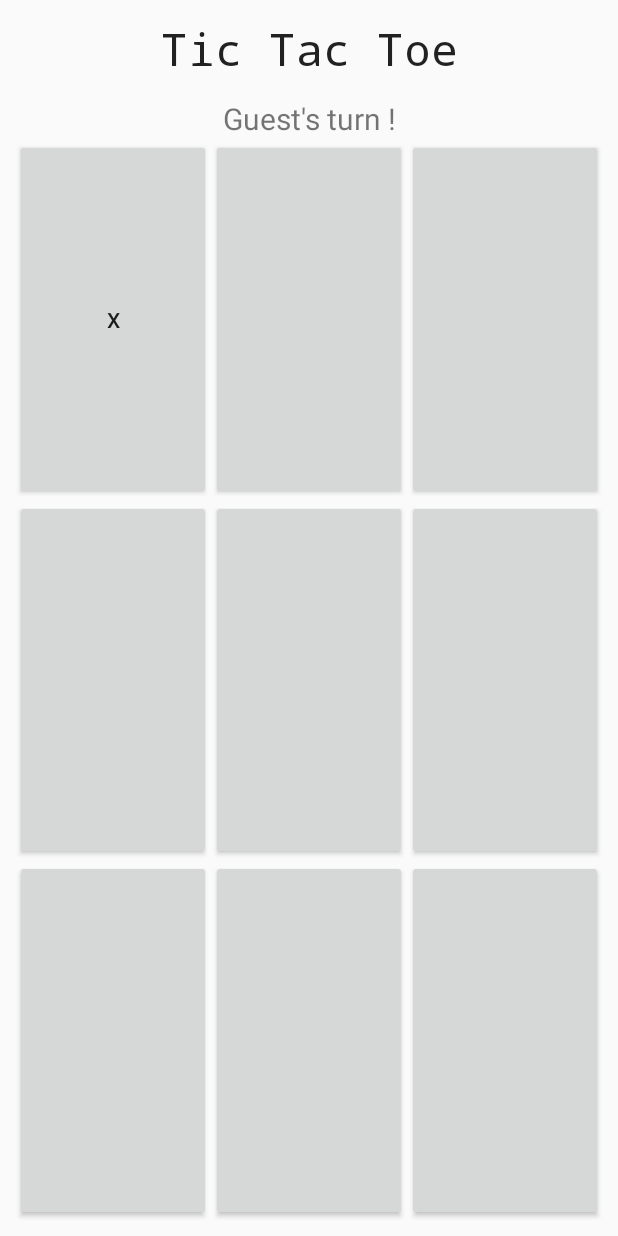
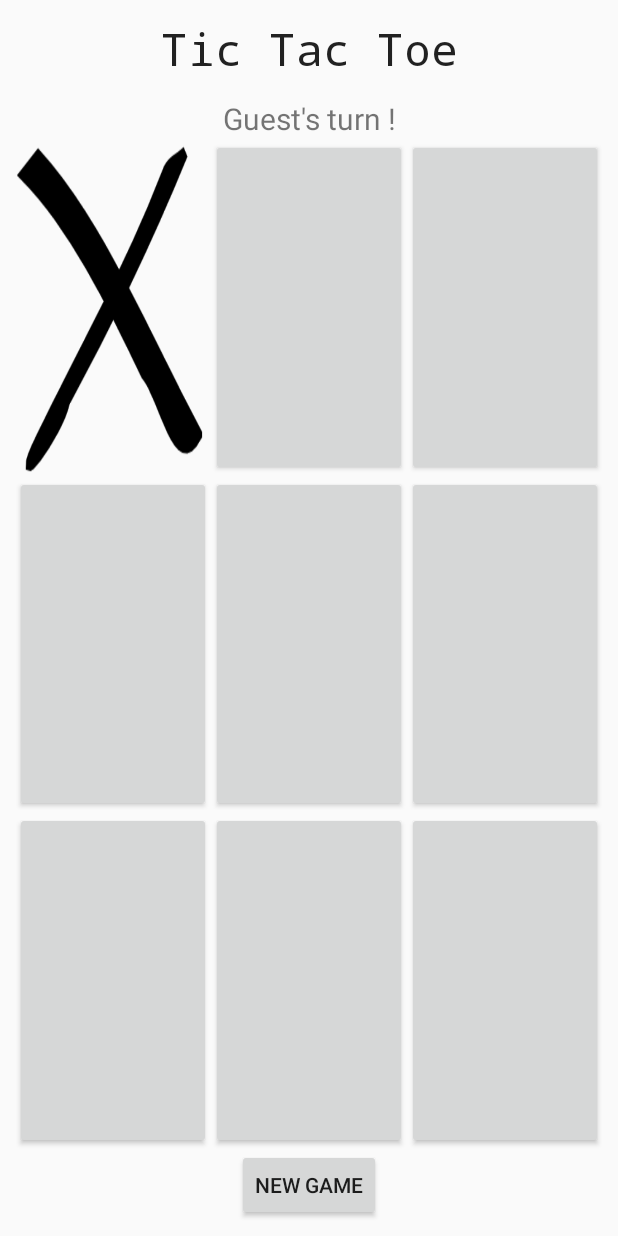
Before and after one commit to YoanFJR/Gamebox, an Android app: the tictactoeActivity screen opened directly, with no data from a screen before it, after a tap on an icon or button, on a phone screen of 412 x 824 dp. Run offline under Robolectric (Android 15) with nearby library versions, the phone set to English and light mode, and no system bars.

Commit message:
[FIX/ADD] fix mastermind 12 turn bug ; add reset button et images for tic tac toe

```diff
--- a/app/src/main/java/fr/epita/gamebox/tictactoeActivity.kt
+++ b/app/src/main/java/fr/epita/gamebox/tictactoeActivity.kt
@@ -28,6 +28,11 @@ class tictactoeActivity : AppCompatActivity() {
         super.onCreate(savedInstanceState)
         setContentView(R.layout.activity_tictactoe)
         initGame()
+
+        ttt_b_reset.setOnClickListener {
+            finish()
+            startActivity(intent)
+        }
 
         ttt_b_11.setOnClickListener {
             setBitboard(0x100)
@@ -98,11 +103,11 @@ class tictactoeActivity : AppCompatActivity() {
     }
     private fun marks (button : Button) {
         if (Xturn) {
-            button.text = "X"
+            button.setBackgroundResource(R.drawable.xclipart)
             ttt_t_playerturn.text = "Guest's turn !"
         }
         else {
-            button.text = "O"
+            button.setBackgroundResource(R.drawable.oclipart)
             ttt_t_playerturn.text = playerLogin + "'s turn !"
         }
         button.isClickable = false
@@ -122,6 +127,8 @@ class tictactoeActivity : AppCompatActivity() {
 
     }
     private fun SendScore(score : String) {
+        if (playerLogin == "nosend")
+            return
         val baseURL = "https://androidlessonsapi.herokuapp.com/api/"
         val jsonConverter = GsonConverterFactory.create(GsonBuilder().create())
         val retrofit = Retrofit.Builder()
--- a/app/src/main/res/layout/activity_tictactoe.xml
+++ b/app/src/main/res/layout/activity_tictactoe.xml
@@ -95,7 +95,7 @@
         android:layout_width="0dp"
         android:layout_height="0dp"
         app:layout_constraintTop_toBottomOf="@+id/ttt_b_21"
-        app:layout_constraintBottom_toBottomOf="parent"
+        app:layout_constraintBottom_toTopOf="@+id/ttt_b_reset"
         app:layout_constraintLeft_toLeftOf="parent"
         app:layout_constraintRight_toLeftOf="@id/ttt_b_32"
         />
@@ -107,7 +107,7 @@
         app:layout_constraintLeft_toRightOf="@+id/ttt_b_31"
         app:layout_constraintRight_toLeftOf="@+id/ttt_b_33"
         app:layout_constraintTop_toBottomOf="@+id/ttt_b_22"
-        app:layout_constraintBottom_toBottomOf="parent"/>
+        app:layout_constraintBottom_toBottomOf="@+id/ttt_b_reset"/>
 
     <Button
         android:id="@+id/ttt_b_33"
@@ -116,6 +116,16 @@
         app:layout_constraintLeft_toRightOf="@+id/ttt_b_32"
         app:layout_constraintRight_toRightOf="parent"
         app:layout_constraintTop_toBottomOf="@+id/ttt_b_23"
-        app:layout_constraintBottom_toBottomOf="parent"/>
+        app:layout_constraintBottom_toTopOf="@+id/ttt_b_reset"/>
+
+    <Button
+        android:id="@+id/ttt_b_reset"
+        android:layout_width="wrap_content"
+        android:layout_height="wrap_content"
+        android:text="@string/newgame"
+        app:layout_constraintBottom_toBottomOf="parent"
+        app:layout_constraintTop_toBottomOf="@+id/ttt_b_32"
+        app:layout_constraintLeft_toLeftOf="parent"
+        app:layout_constraintRight_toRightOf="parent"/>
 
 </android.support.constraint.ConstraintLayout>
```
Also changed, not shown: app/src/main/java/fr/epita/gamebox/MastermindActivity.kt (+13 -11 lines), app/src/main/res/drawable/oclipart.png (added), app/src/main/res/drawable/xclipart.png (added), 2 other files.
